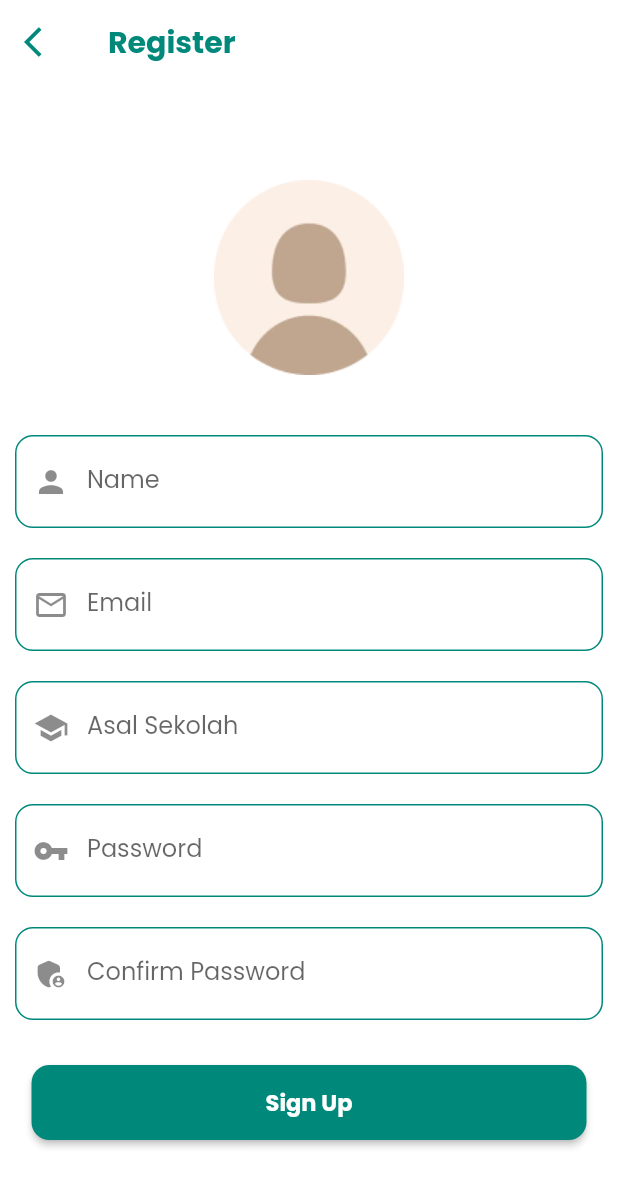
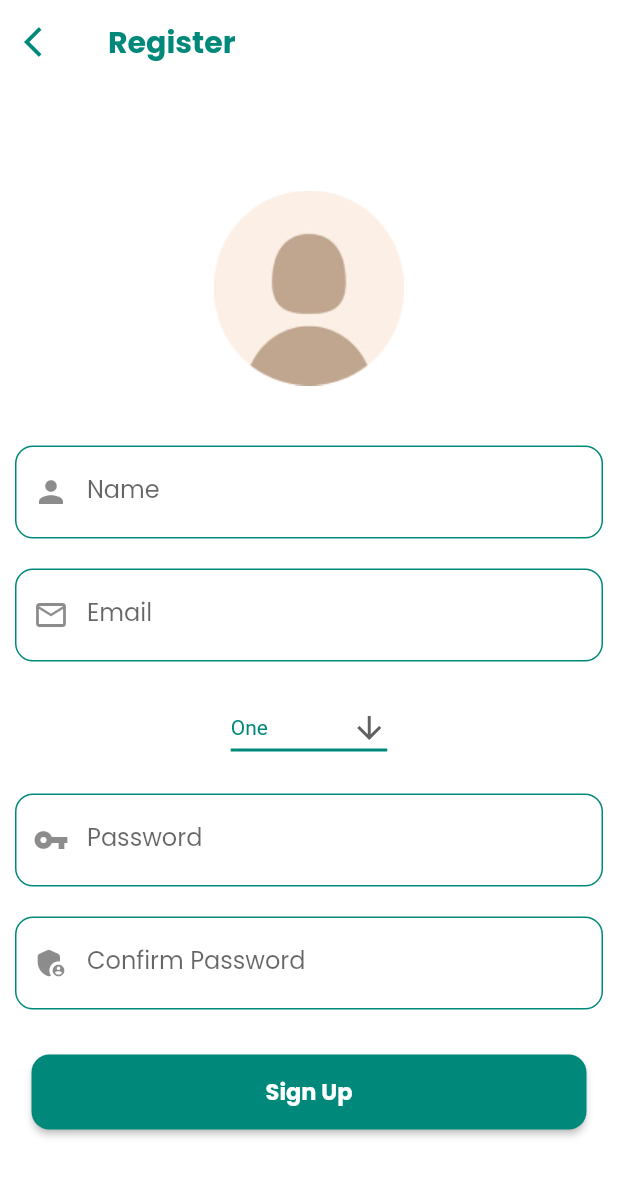
Before and after one commit to RifkiNoviandra/absen_app, a Flutter app: the Register screen opened directly, on a phone screen of 412 x 824 dp. Shown: the top 1187 px of the screen. Run offline on Flutter 3.47's test engine with Material 2 defaults, Android fonts, the phone set to English and light mode, and no system bars.

Commit message:
text field asal sekolah ganti dropdown

```diff
--- a/lib/page/register.dart
+++ b/lib/page/register.dart
@@ -2,7 +2,14 @@
 import 'package:flutter/widgets.dart';
 import 'package:flutter/material.dart';
 
-class Register extends StatelessWidget {
+class Register extends StatefulWidget {
+  @override
+  _RegisterState createState() => _RegisterState();
+}
+
+class _RegisterState extends State<Register> {
+  String dropdownValue = 'One';
+
   @override
   Widget build(BuildContext context) {
     return Scaffold(
@@ -86,25 +93,32 @@
               ),
               Padding(
                 padding: EdgeInsets.symmetric(vertical: 10.0, horizontal: 10.0),
-                child: TextField(
-                  decoration: InputDecoration(
-                    prefixIcon: Icon(Icons.school),
-                    labelText: 'Asal Sekolah',
-                    enabledBorder: OutlineInputBorder(
-                      borderRadius: const BorderRadius.all(
-                        const Radius.circular(12.0),
-                      ),
-                      borderSide: BorderSide(
-                        color: Colors.teal.shade600,
-                      ),
-                    ),
-                    border: OutlineInputBorder(
-                      borderRadius: const BorderRadius.all(
-                        const Radius.circular(12.0),
-                      ),
-                    ),
+                child: DropdownButton<String>(
+                  value: dropdownValue,
+                  icon: Icon(Icons.arrow_downward),
+                  iconSize: 24,
+                  elevation: 16,
+                  style: TextStyle(color: Colors.teal.shade600),
+                  underline: Container(
+                    height: 2,
+                    color: Colors.teal.shade600,
                   ),
-                  onChanged: (value) {},
+                  hint: Container(
+                    alignment: Alignment.centerLeft,
+                    child: Text("Asal Sekolah"),
+                  ),
+                  onChanged: (String newValue) {
+                    setState(() {
+                      dropdownValue = newValue;
+                    });
+                  },
+                  items: <String>['One', 'Two', 'Three', 'Four']
+                      .map<DropdownMenuItem<String>>((String value) {
+                    return DropdownMenuItem<String>(
+                      value: value,
+                      child: Text(value),
+                    );
+                  }).toList(),
                 ),
               ),
               Padding(
```
